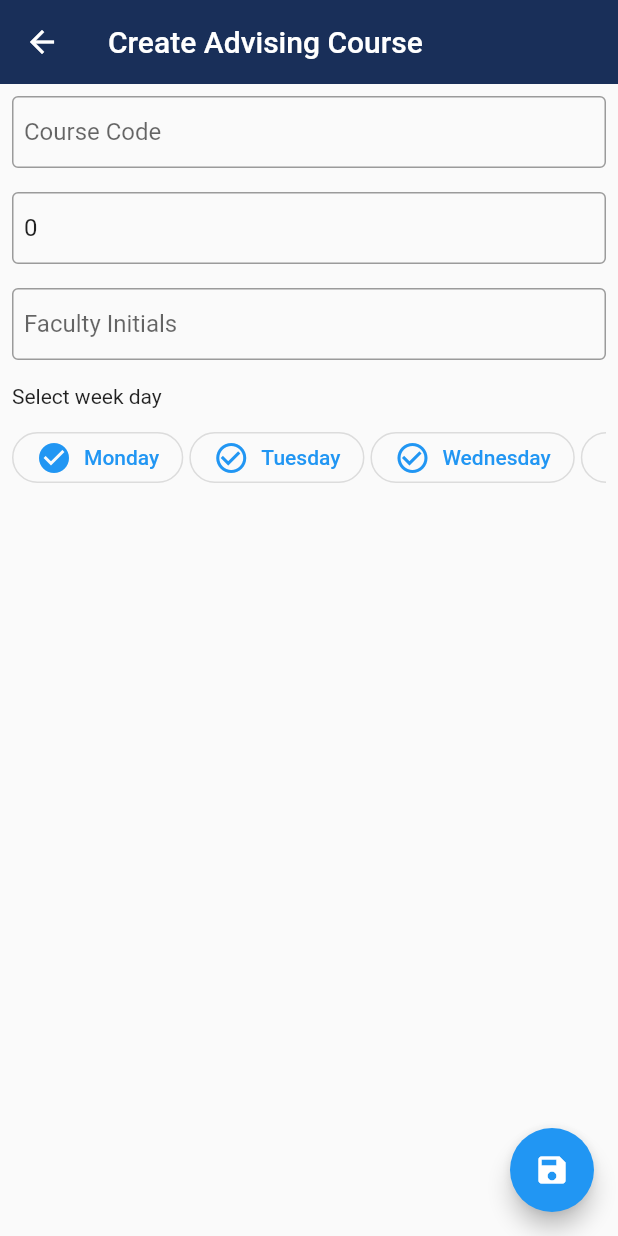
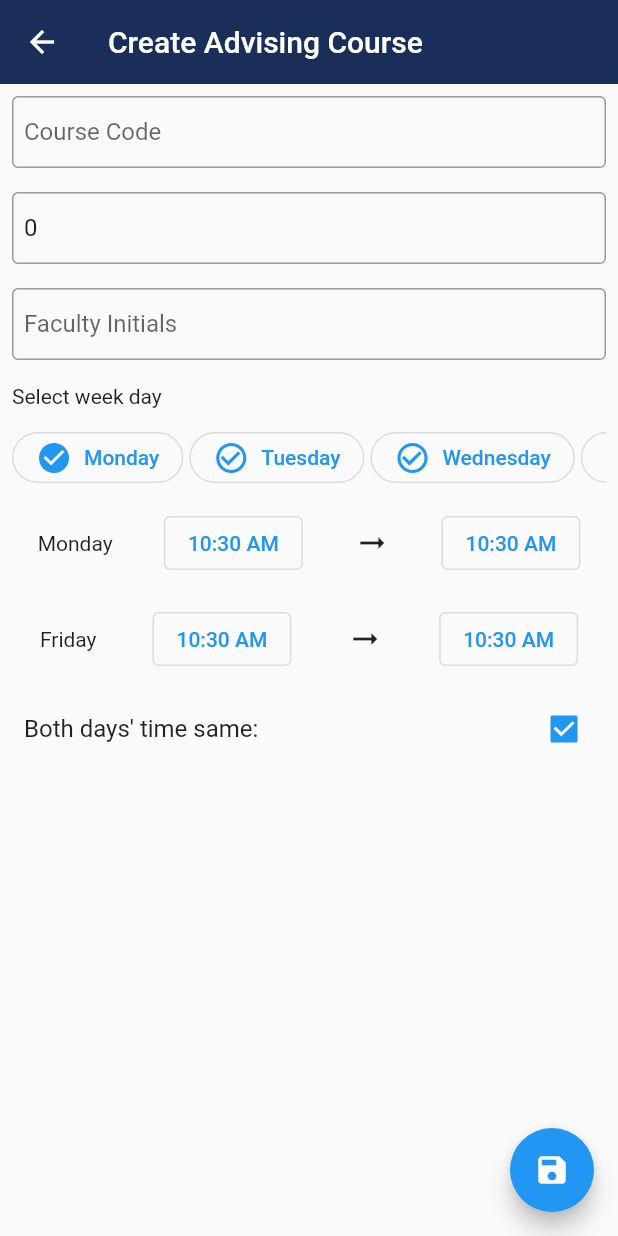
Before and after one commit to minhaz1217/no-cg-no-life, a Flutter app: the CreateAdvisingCourse screen opened by its route, after a tap on "Advising Helper", on a phone screen of 412 x 824 dp. Run offline on Flutter 3.47's test engine with Material 2 defaults, Android fonts, the phone set to English and light mode, and no system bars; our stand-ins replace flutter_datetime_picker, page_transition, syncfusion_flutter_gauges; generated files the repository leaves out were written again.

Commit message:
start time end time picker added, for both week day

```diff
--- a/no_cg_no_life_app/lib/enums/DayOfTheWeek.dart
+++ b/no_cg_no_life_app/lib/enums/DayOfTheWeek.dart
@@ -29,3 +29,26 @@ String DayOfTheWeekToString(DayOfTheWeek dayOfTheWeek){
       return "";
   }
 }
+
+DayOfTheWeek StringToDayOfTheWeek(String day){
+  day = day.toLowerCase();
+  switch(day){
+    case "monday":
+      return DayOfTheWeek.Monday;
+    case "tuesday":
+      return DayOfTheWeek.Tuesday;
+    case "wednesday":
+      return DayOfTheWeek.Wednesday;
+    case "thursday":
+      return DayOfTheWeek.Thursday;
+    case "friday":
+      return DayOfTheWeek.Friday;
+    case "saturday":
+      return DayOfTheWeek.Saturday;
+    case "sunday":
+      return DayOfTheWeek.Sunday;
+    default:
+      return DayOfTheWeek.NULLDAY;
+  }
+
+}
--- a/no_cg_no_life_app/lib/screens/views/advising_course_crud/create_advising_course.dart
+++ b/no_cg_no_life_app/lib/screens/views/advising_course_crud/create_advising_course.dart
@@ -2,9 +2,12 @@ import 'dart:io';
 
 import 'package:flutter/material.dart';
 import 'package:flutter/rendering.dart';
+import 'package:flutter_datetime_picker/flutter_datetime_picker.dart';
 import 'package:flutter_gen/gen_l10n/app_localizations.dart';
+import 'package:intl/intl.dart';
 import 'package:no_cg_no_life_app/enums/DayOfTheWeek.dart';
 import 'package:no_cg_no_life_app/helpers/localization_helper.dart';
+import 'package:no_cg_no_life_app/models/AdvisingCourse.dart';
 import 'package:no_cg_no_life_app/models/FormTextFieldMustHave.dart';
 import 'package:no_cg_no_life_app/screens/sharedComponents/generic_text_field/generic_text_field.dart';
 
@@ -20,10 +23,13 @@ class _CreateAdvisingCourseFormControllers{
   FormTextFieldMustHave courseCodeTextFieldController;
   FormTextFieldMustHave sectionTextFieldController;
   FormTextFieldMustHave facultyTextFieldController;
+  FormTextFieldMustHave day1StartTime;
   _CreateAdvisingCourseFormControllers( { String defaultCourseCode = "", int defaultSection = 0, String defaultFaculty = "" } ):
     this.courseCodeTextFieldController =  FormTextFieldMustHave( controller: TextEditingController( text: defaultCourseCode ) ),
     this.sectionTextFieldController  = FormTextFieldMustHave( controller: TextEditingController( text: defaultSection.toString() ) ) ,
-    this.facultyTextFieldController =  FormTextFieldMustHave(controller: TextEditingController( text: defaultFaculty )) {
+    this.facultyTextFieldController =  FormTextFieldMustHave(controller: TextEditingController( text: defaultFaculty )),
+    this.day1StartTime =  FormTextFieldMustHave(controller: TextEditingController( text: defaultFaculty= "" ))
+  {
     initiateValidators();
   }
   // initializing all the validators from here, so that we won't have to search for them in the widget tree below.
@@ -49,7 +55,6 @@ class _CreateAdvisingCourseFormControllers{
       }
       return null;
     };
-
   }
 
 
@@ -66,11 +71,16 @@ class _CreateAdvisingCourseState extends State<CreateAdvisingCourse> {
   late GlobalKey<FormState> _formKey;
   late _CreateAdvisingCourseFormControllers controllers;
   late Map<String, bool> dayOfTheWeekCheckBoxMap;
+  late bool bothDayTimeSame;
+  late AdvisingCourse advisingCourse;
 
   _CreateAdvisingCourseState(){
     this._formKey = GlobalKey<FormState>();
     this.controllers = _CreateAdvisingCourseFormControllers();
-    dayOfTheWeekCheckBoxMap = Map<String,bool>();
+    this.dayOfTheWeekCheckBoxMap = Map<String,bool>();
+    this.bothDayTimeSame = true;
+    this.advisingCourse = AdvisingCourse();
+
     DayOfTheWeek.values.forEach((e){
       if(e != DayOfTheWeek.NULLDAY){
         dayOfTheWeekCheckBoxMap[ DayOfTheWeekToString(e) ] = false;
@@ -91,6 +101,20 @@ class _CreateAdvisingCourseState extends State<CreateAdvisingCourse> {
       dayOfTheWeekCheckBoxMap[lastEnabledKey] = false;
     }
     dayOfTheWeekCheckBoxMap[key] = dayOfTheWeekCheckBoxMap[key] == true ? false : true;
+
+    counter = 0;
+    dayOfTheWeekCheckBoxMap.forEach((key, value) {
+      if(value == true){
+        counter++;
+        if(counter == 1){
+          advisingCourse.weekDay1.weekDay = StringToDayOfTheWeek(key);
+        }else if(counter == 2){
+          advisingCourse.weekDay2.weekDay = StringToDayOfTheWeek(key);
+        }
+      }
+    });
+
+
   }
 
 
@@ -136,6 +160,30 @@ class _CreateAdvisingCourseState extends State<CreateAdvisingCourse> {
 
   }
 
+  // this triggers the time picker, it return 2 values, first one is the picked time, second one is the varification that the user did pick a time.
+  Future<List> showTimePicker(BuildContext context, DateTime start) async {
+    DateTime output = start;
+    bool picked = false;
+    await DatePicker.showTime12hPicker(
+      context,
+      showTitleActions: true,
+      onChanged: (date) {},
+      onConfirm: (date) {
+        output = date;
+        picked = true;
+      },
+      onCancel: (){
+        output = start;
+        picked = false;
+      },
+      currentTime: start,
+    );
+    return [output, picked];
+  }
+
+  String convertDateTimeToAMPMTime(DateTime dateTime){
+    return (DateFormat('hh:mm a').format(dateTime));
+  }
   @override
   Widget build(BuildContext context) {
     return Scaffold(
@@ -163,7 +211,88 @@ class _CreateAdvisingCourseState extends State<CreateAdvisingCourse> {
               validator: this.controllers.facultyTextFieldController.validator,
               hintText:   T(context)!.createAdvisingCourseFacultyHint,
             ),
+
             ...generateWeekDayPicker(),
+            Padding(
+              padding: const EdgeInsets.all(8.0),
+              child: Row(
+                mainAxisAlignment: MainAxisAlignment.spaceAround,
+                children: [
+                  Text( DayOfTheWeekToString(advisingCourse.weekDay1.weekDay) ),
+                  OutlinedButton(
+                    child: Text(convertDateTimeToAMPMTime(advisingCourse.weekDay1.startTime)),
+                    onPressed: () async {
+                      var finalTime = await showTimePicker(context, advisingCourse.weekDay1.startTime);
+                      if(finalTime[1] == true){
+                        advisingCourse.weekDay1.startTime = finalTime[0];
+                        if(bothDayTimeSame){
+                          advisingCourse.weekDay2.startTime = finalTime[0];
+                        }
+                        setState(() {});
+                      }
+                    },
+                  ),
+                  Icon(Icons.arrow_right_alt),
+                  OutlinedButton(
+                    child: Text(convertDateTimeToAMPMTime(advisingCourse.weekDay1.endTime)),
+                    onPressed: () async {
+                      var finalTime = await showTimePicker(context, advisingCourse.weekDay1.endTime);
+                      if(finalTime[1] == true){
+                        advisingCourse.weekDay1.endTime = finalTime[0];
+                        if(bothDayTimeSame){
+                          advisingCourse.weekDay2.endTime = finalTime[0];
+                        }
+                        setState(() {});
+                      }
+                    },
+                  )
+                ],
+              ),
+            ),
+            Padding(
+              padding: const EdgeInsets.all(8.0),
+              child: Row(
+                mainAxisAlignment: MainAxisAlignment.spaceAround,
+                children: [
+                  Text( DayOfTheWeekToString(advisingCourse.weekDay2.weekDay) ),
+                  OutlinedButton(
+                    child: Text(convertDateTimeToAMPMTime(advisingCourse.weekDay2.startTime)),
+                    onPressed: () async {
+                      var finalTime = await showTimePicker(context, advisingCourse.weekDay2.startTime);
+                      if(finalTime[1] == true){
+                        advisingCourse.weekDay2.startTime = finalTime[0];
+                        if(bothDayTimeSame){
+                          advisingCourse.weekDay2.startTime = finalTime[0];
+                        }
+                        setState(() {});
+                      }
+                    },
+                  ),
+                  Icon(Icons.arrow_right_alt),
+                  OutlinedButton(
+                    child: Text(convertDateTimeToAMPMTime(advisingCourse.weekDay2.endTime)),
+                    onPressed: () async {
+                      var finalTime = await showTimePicker(context, advisingCourse.weekDay2.endTime);
+                      if(finalTime[1] == true){
+                        advisingCourse.weekDay2.endTime = finalTime[0];
+                        if(bothDayTimeSame){
+                          advisingCourse.weekDay2.endTime = finalTime[0];
+                        }
+                        setState(() {});
+                      }
+                    },
+                  )
+                ],
+              ),
+            ),
+            CheckboxListTile(
+              title: Text("Both days' time same: "),
+              value: bothDayTimeSame,
+              onChanged: (val){
+                bothDayTimeSame = bothDayTimeSame== true? false : true;
+                setState(() {});
+              },
+            ),
           ],
         ),
       ),
--- a/no_cg_no_life_app/pubspec.yaml
+++ b/no_cg_no_life_app/pubspec.yaml
@@ -20,6 +20,8 @@ dependencies:
   url_launcher: ^6.0.8
   syncfusion_flutter_gauges: ^19.2.44
   scoped_model: ^2.0.0-nullsafety.0 # TODO: update this version to a stable version if a stable version is released.
+  flutter_datetime_picker: ^1.5.1
+
 
   cupertino_icons: ^1.0.2
 
```
Also changed, not shown: no_cg_no_life_app/pubspec.lock.
